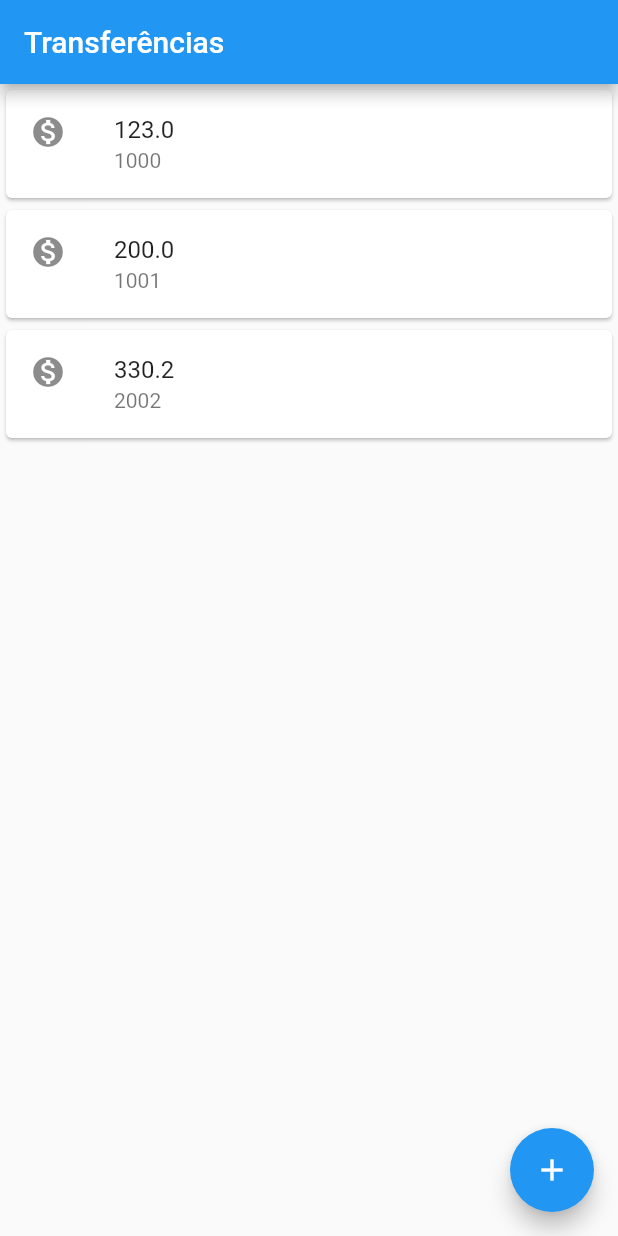
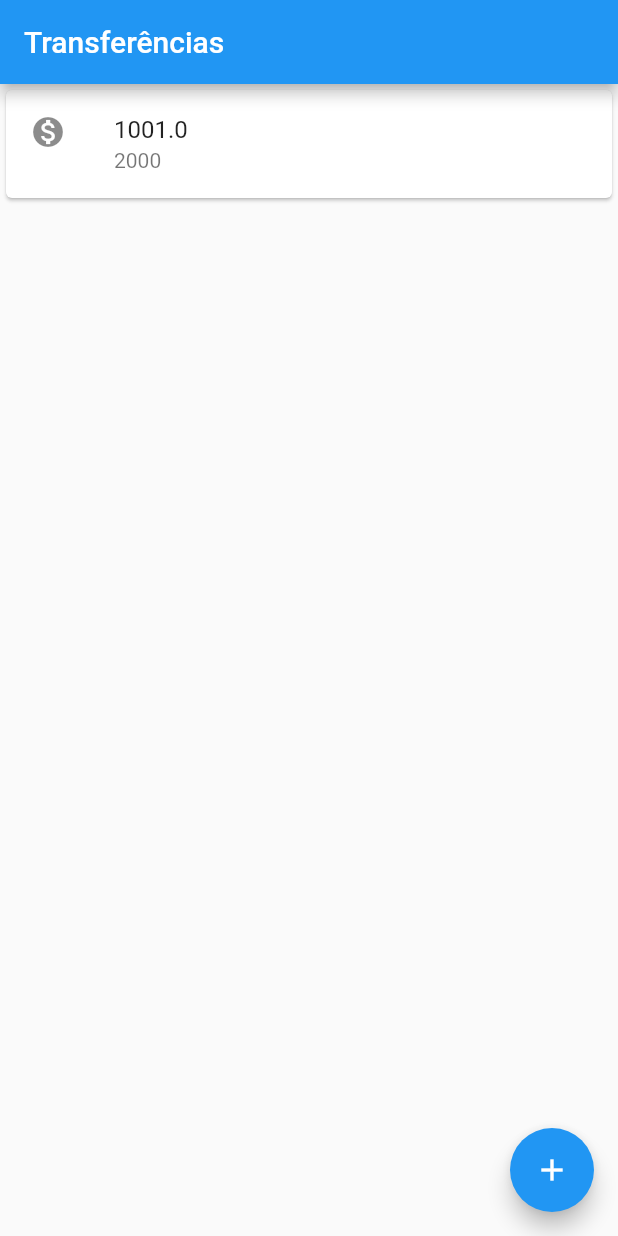
Before and after one commit to Florenncio/learning_flutter, a Flutter app: the screen it shows after launch, on a phone screen of 412 x 824 dp. Run offline on Flutter 3.47's test engine with Material 2 defaults, Android fonts, the phone set to English and light mode, and no system bars.

Commit message:
Dentro da função ListaTransferencia alteraramos o widget Collum para um ListView, aonde se encaixa melhor no caso de uso.

```diff
--- a/bytebank/lib/main.dart
+++ b/bytebank/lib/main.dart
@@ -87,18 +87,21 @@ class Editor extends StatelessWidget {
 
 
 class ListaTransferencias extends StatelessWidget{
+  final List<Transferencia> _transferencias = List();
+
   @override
   Widget build(BuildContext context) {
+    _transferencias.add(Transferencia(1001, 2000));
     return Scaffold(
       appBar: AppBar(
         title: Text('Transferências'),
       ),
-      body: Column(
-        children: <Widget>[
-          ItemTransferencias(Transferencia(123.0, 1000)),
-          ItemTransferencias(Transferencia(200.0, 1001)),
-          ItemTransferencias(Transferencia(330.2, 2002)),
-        ],
+      body: ListView.builder(
+        itemCount: _transferencias.length,
+        itemBuilder: (context, indice){
+          final transferencia = _transferencias[indice];
+          return ItemTransferencias(transferencia);
+        },
       ),
       floatingActionButton: FloatingActionButton(
         onPressed: () {
@@ -107,6 +110,7 @@ class ListaTransferencias extends StatelessWidget{
           }));
          future.then((transferenciaRecebida){
            debugPrint('$transferenciaRecebida');
+           _transferencias.add(transferenciaRecebida);
          });
         },
         child: Icon(Icons.add),
```
